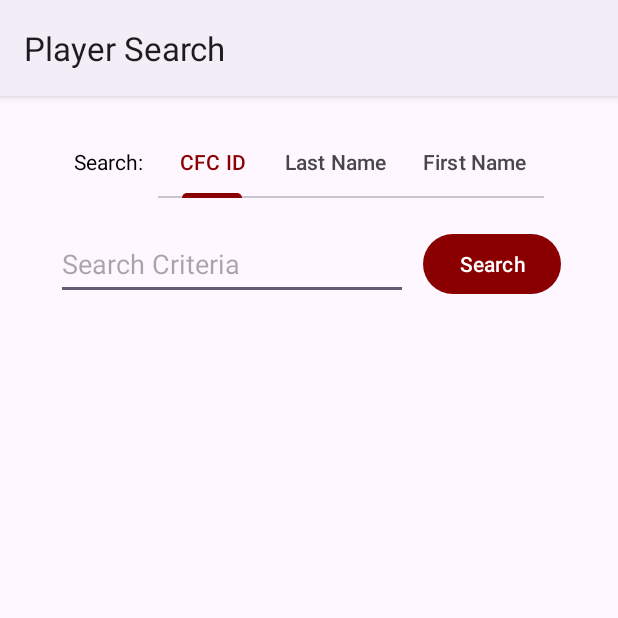
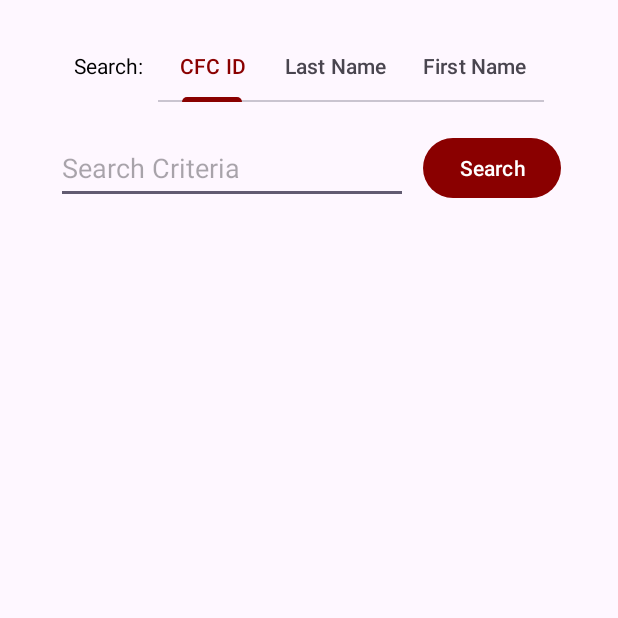
Before and after one commit to TechyScientist/CFCPlayers-Android, an Android app: the screen it shows after launch (MainActivity), on a phone screen of 412 x 824 dp, the top half of it. Run offline under Robolectric (Android 15) with nearby library versions, the phone set to English and light mode, and no system bars; 1 statement that could not run was skipped.

Commit message:
Remove Action Bar due to android bug in displaying layouts

```diff
--- a/app/src/main/res/values/themes.xml
+++ b/app/src/main/res/values/themes.xml
@@ -1,6 +1,6 @@
 <resources>
     <!-- Base application theme. -->
-    <style name="Theme.CFCPlayers" parent="Theme.Material3.Light">
+    <style name="Theme.CFCPlayers" parent="Theme.Material3.Light.NoActionBar">
         <item name="colorPrimary">@color/CFCRed</item>
     </style>
 </resources>
```
